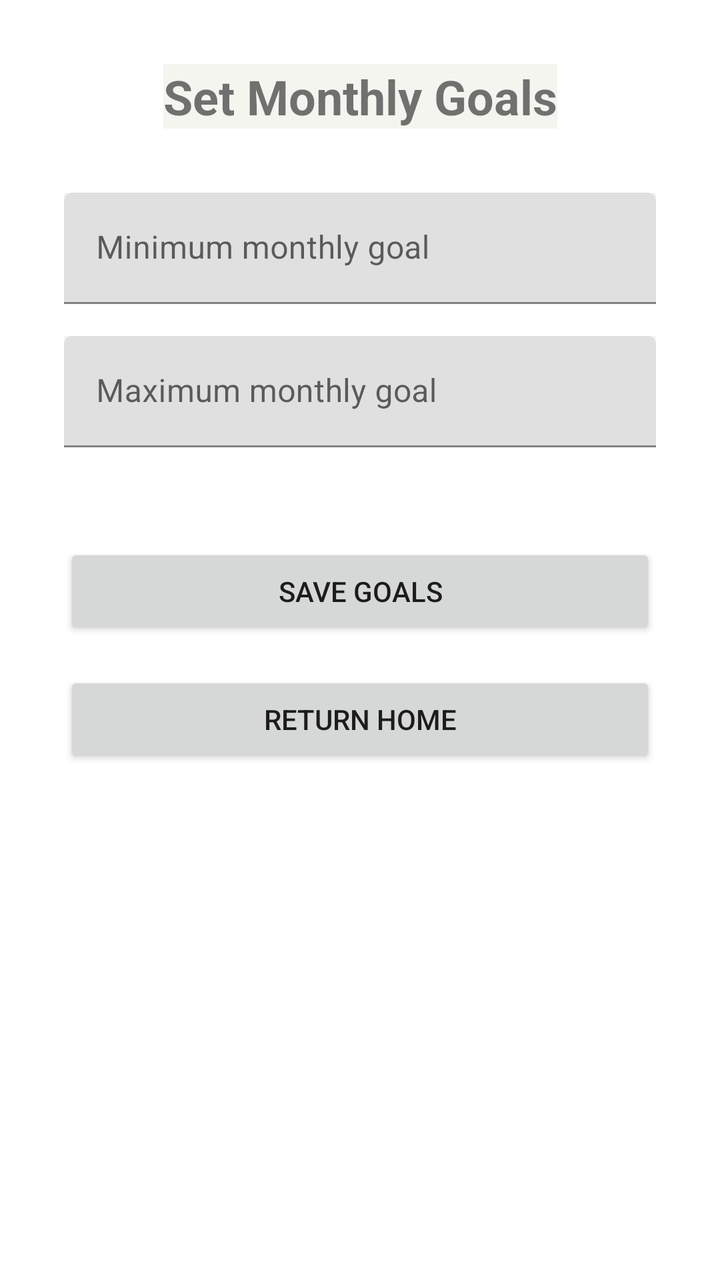
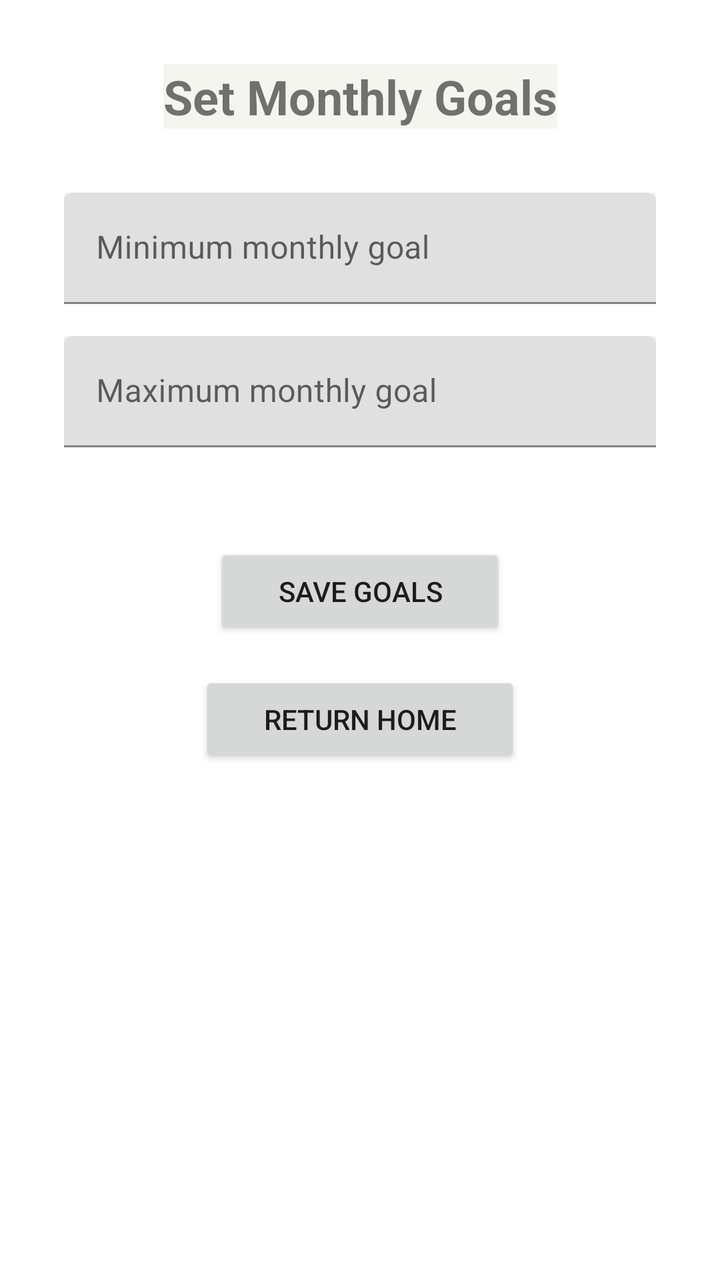

Compare the two renders of this Android layout. The source of the first and the diff that turns it into the second are given below.
<!-- AndroidManifest.xml: application theme Theme.HarmonieBudgetAppKt -->
<!-- res/layout/activity_goal.xml -->
<?xml version="1.0" encoding="utf-8"?>
<androidx.constraintlayout.widget.ConstraintLayout
    xmlns:android="http://schemas.android.com/apk/res/android"
    xmlns:app="http://schemas.android.com/apk/res-auto"
    android:layout_width="match_parent"
    android:layout_height="match_parent"
    android:padding="32dp"
    android:background="@color/white">

    <TextView
        android:id="@+id/tv_goal_title"
        android:layout_width="wrap_content"
        android:layout_height="wrap_content"
        android:text="@string/set_monthly_goals"
        android:textSize="24sp"
        android:textStyle="bold"
        app:layout_constraintTop_toTopOf="parent"
        app:layout_constraintStart_toStartOf="parent"
        app:layout_constraintEnd_toEndOf="parent" />

    <com.google.android.material.textfield.TextInputLayout
        android:id="@+id/til_min_goal"
        android:layout_width="0dp"
        android:layout_height="wrap_content"
        android:layout_marginTop="32dp"
        app:layout_constraintTop_toBottomOf="@id/tv_goal_title"
        app:layout_constraintStart_toStartOf="parent"
        app:layout_constraintEnd_toEndOf="parent">

        <com.google.android.material.textfield.TextInputEditText
            android:id="@+id/et_min_goal"
            android:layout_width="match_parent"
            android:layout_height="wrap_content"
            android:hint="@string/hint_min_goal"
            android:inputType="numberDecimal" />
    </com.google.android.material.textfield.TextInputLayout>

    <com.google.android.material.textfield.TextInputLayout
        android:id="@+id/til_max_goal"
        android:layout_width="0dp"
        android:layout_height="wrap_content"
        android:layout_marginTop="16dp"
        app:layout_constraintTop_toBottomOf="@id/til_min_goal"
        app:layout_constraintStart_toStartOf="parent"
        app:layout_constraintEnd_toEndOf="parent">

        <com.google.android.material.textfield.TextInputEditText
            android:id="@+id/et_max_goal"
            android:layout_width="match_parent"
            android:layout_height="wrap_content"
            android:hint="@string/hint_max_goal"
            android:inputType="numberDecimal" />
    </com.google.android.material.textfield.TextInputLayout>

    <Button
        android:id="@+id/btn_save_goals"
        android:layout_width="0dp"
        android:layout_height="wrap_content"
        android:text="@string/btn_save_goals"
        android:layout_marginTop="48dp"
        app:layout_constraintTop_toBottomOf="@id/til_max_goal"
        app:layout_constraintStart_toStartOf="parent"
        app:layout_constraintEnd_toEndOf="parent" />

    <Button
        android:id="@+id/btn_return_home"
        android:layout_width="0dp"
        android:layout_height="wrap_content"
        android:text="@string/return_home"
        android:layout_marginTop="16dp"
        app:layout_constraintTop_toBottomOf="@id/btn_save_goals"
        app:layout_constraintStart_toStartOf="parent"
        app:layout_constraintEnd_toEndOf="parent" />

</androidx.constraintlayout.widget.ConstraintLayout>
<!-- resources referenced by this layout -->
<resources>
  <color name="white">#FFFFFFFF</color>
  <string name="btn_save_goals">Save Goals</string>
  <string name="hint_max_goal">Maximum monthly goal</string>
  <string name="hint_min_goal">Minimum monthly goal</string>
  <string name="return_home">Return Home</string>
  <string name="set_monthly_goals">Set Monthly Goals</string>
  <style name="Theme.HarmonieBudgetAppKt" parent="Theme.MaterialComponents.DayNight.NoActionBar">
          <item name="colorPrimary">#007AFF</item>
          <item name="colorPrimaryVariant">#007AFF</item>
          <item name="colorOnPrimary">#FFFFFF</item>
          <item name="colorSecondary">#34C759</item>
          <item name="colorOnSecondary">#FFFFFF</item>
          <item name="android:statusBarColor">#F5F5F0</item>
          <item name="android:windowLightStatusBar">true</item>
          <item name="android:background">#F5F5F0</item>
      </style>
</resources>

<!-- the commit's change to res/layout/activity_goal.xml (unified diff, before → after) -->
@@ -32,7 +32,8 @@
             android:layout_width="match_parent"
             android:layout_height="wrap_content"
             android:hint="@string/hint_min_goal"
-            android:inputType="numberDecimal" />
+            android:inputType="numberDecimal"
+            android:textColor="@android:color/black" />
     </com.google.android.material.textfield.TextInputLayout>
 
     <com.google.android.material.textfield.TextInputLayout
@@ -49,14 +50,18 @@
             android:layout_width="match_parent"
             android:layout_height="wrap_content"
             android:hint="@string/hint_max_goal"
-            android:inputType="numberDecimal" />
+            android:inputType="numberDecimal"
+            android:textColor="@android:color/black" />
     </com.google.android.material.textfield.TextInputLayout>
 
     <Button
         android:id="@+id/btn_save_goals"
-        android:layout_width="0dp"
+        android:layout_width="wrap_content"
         android:layout_height="wrap_content"
         android:text="@string/btn_save_goals"
+        android:minHeight="48dp"
+        android:paddingStart="32dp"
+        android:paddingEnd="32dp"
         android:layout_marginTop="48dp"
         app:layout_constraintTop_toBottomOf="@id/til_max_goal"
         app:layout_constraintStart_toStartOf="parent"
@@ -64,9 +69,12 @@
 
     <Button
         android:id="@+id/btn_return_home"
-        android:layout_width="0dp"
+        android:layout_width="wrap_content"
         android:layout_height="wrap_content"
         android:text="@string/return_home"
+        android:minHeight="48dp"
+        android:paddingStart="32dp"
+        android:paddingEnd="32dp"
         android:layout_marginTop="16dp"
         app:layout_constraintTop_toBottomOf="@id/btn_save_goals"
         app:layout_constraintStart_toStartOf="parent"
